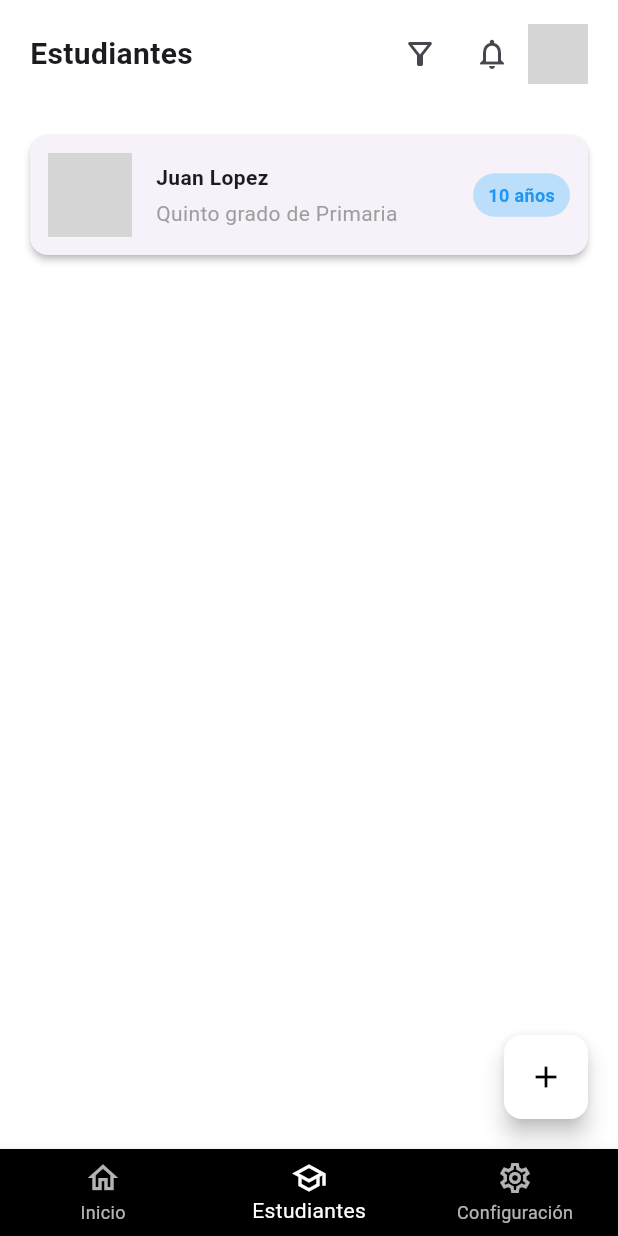
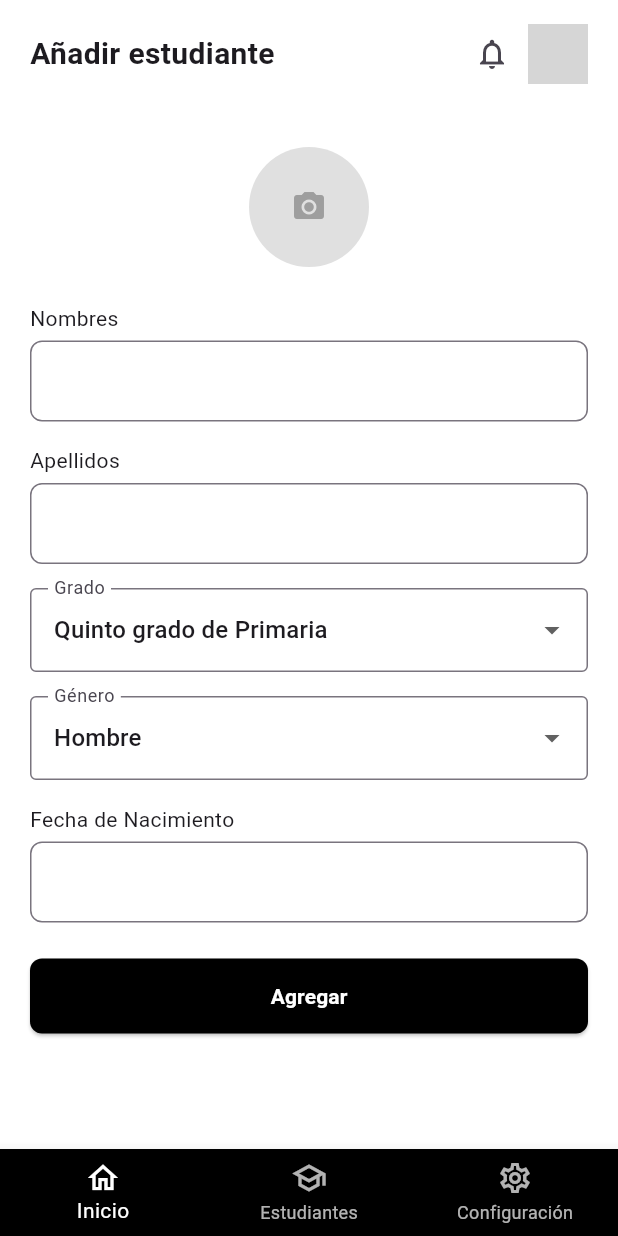
Before and after one commit to TP1202510024/MLTDAH-Frontend, a Flutter app: the MainLayout screen opened by its route, item 2 of the bottom bar chosen, after a tap on the "add" icon, on a phone screen of 412 x 824 dp. Run offline on Flutter 3.47's test engine with Material 3 defaults, Android fonts, the phone set to English and light mode, and no system bars; our stand-ins replace image_picker; grey boxes are pictures that could not be loaded.

Commit message:
feature/HU-13 registrar alumno

```diff
--- a/lib/screens/home/views/students_view.dart
+++ b/lib/screens/home/views/students_view.dart
@@ -1,4 +1,5 @@
 import 'package:flutter/material.dart';
+import '../../main_layout.dart';
 import '../widgets/student_card.dart';
 
 class StudentsView extends StatelessWidget {
@@ -29,7 +30,10 @@ class StudentsView extends StatelessWidget {
               borderRadius: BorderRadius.circular(12),
             ),
             onPressed: () {
-              // TODO: Abrir pantalla de agregar estudiante
+              final mainLayoutState = context.findAncestorStateOfType<MainLayoutState>();
+              mainLayoutState?.setState(() {
+                mainLayoutState.goTo(5);
+              });
             },
             child: const Icon(Icons.add),
           ),
--- a/lib/screens/main_layout.dart
+++ b/lib/screens/main_layout.dart
@@ -6,6 +6,7 @@ import 'home/views/home_view.dart';
 import 'home/views/notifications_view.dart';
 import 'home/views/students_view.dart';
 import 'user/edit_profile_view.dart';
+import 'student/add_student_view.dart';
 
 class MainLayout extends StatefulWidget {
   const MainLayout({super.key});
@@ -29,6 +30,7 @@ class MainLayoutState extends State<MainLayout> {
     ConfigView(),
     NotificationsView(),
     EditProfileView(),
+    AddStudentView(),
   ];
 
   @override
@@ -83,6 +85,8 @@ class MainLayoutState extends State<MainLayout> {
         return 'Notificaciones';
       case 4:
         return 'Editar perfil';
+      case 5:
+        return 'Añadir estudiante';
       default:
         return '';
     }
--- /dev/null
+++ b/lib/screens/student/add_student_view.dart
@@ -0,0 +1,130 @@
+import 'package:flutter/material.dart';
+import '../../../widgets/custom_text_field.dart';
+import '../../../widgets/custom_button.dart';
+import '../../widgets/profile_photo_picker.dart';
+import '../main_layout.dart';
+import 'dart:io';
+
+class AddStudentView extends StatefulWidget {
+  const AddStudentView({super.key});
+
+  @override
+  State<AddStudentView> createState() => _AddStudentViewState();
+}
+
+class _AddStudentViewState extends State<AddStudentView> {
+  int currentStep = 0;
+
+  final nameController = TextEditingController();
+  final lastNameController = TextEditingController();
+  final birthdateController = TextEditingController();
+
+  String selectedGrade = "Quinto grado de Primaria";
+  String selectedGender = "Hombre";
+  File? selectedImage;
+
+  final List<String> grades = [
+    "Primer grado de Primaria",
+    "Segundo grado de Primaria",
+    "Tercer grado de Primaria",
+    "Cuarto grado de Primaria",
+    "Quinto grado de Primaria",
+    "Sexto grado de Primaria",
+  ];
+
+  final List<String> genders = [
+    "Hombre",
+    "Mujer",
+    "Otro",
+  ];
+
+  void _submit() {
+    print("Estudiante: ${nameController.text} ${lastNameController.text}");
+    print("Grado: $selectedGrade, Género: $selectedGender");
+    print("Foto: ${selectedImage?.path}");
+    setState(() => currentStep = 1); // Mostrar éxito
+  }
+
+  void _goBackToStudents() {
+    final mainLayoutState = context.findAncestorStateOfType<MainLayoutState>();
+    mainLayoutState?.setState(() {
+      mainLayoutState.goTo(1);
+    });
+  }
+
+  @override
+  Widget build(BuildContext context) {
+    return ListView(
+      padding: const EdgeInsets.symmetric(horizontal: 20, vertical: 10),
+      children: [
+        const SizedBox(height: 16),
+
+        if (currentStep == 0) ...[
+          Center(
+            child: ProfilePhotoPicker(
+              onImageSelected: (image) {
+                setState(() {
+                  selectedImage = image;
+                });
+              },
+            ),
+          ),
+          const SizedBox(height: 24),
+          CustomTextField(label: "Nombres", controller: nameController),
+          const SizedBox(height: 16),
+          CustomTextField(label: "Apellidos", controller: lastNameController),
+          const SizedBox(height: 16),
+          DropdownButtonFormField<String>(
+            value: selectedGrade,
+            items: grades.map((grade) {
+              return DropdownMenuItem(value: grade, child: Text(grade));
+            }).toList(),
+            onChanged: (value) {
+              setState(() {
+                selectedGrade = value!;
+              });
+            },
+            decoration: const InputDecoration(
+              labelText: "Grado",
+              border: OutlineInputBorder(),
+            ),
+          ),
+          const SizedBox(height: 16),
+          DropdownButtonFormField<String>(
+            value: selectedGender,
+            items: genders.map((gender) {
+              return DropdownMenuItem(value: gender, child: Text(gender));
+            }).toList(),
+            onChanged: (value) {
+              setState(() {
+                selectedGender = value!;
+              });
+            },
+            decoration: const InputDecoration(
+              labelText: "Género",
+              border: OutlineInputBorder(),
+            ),
+          ),
+          const SizedBox(height: 16),
+          CustomTextField(label: "Fecha de Nacimiento", controller: birthdateController),
+          const SizedBox(height: 24),
+          CustomButton(text: "Agregar", onPressed: _submit),
+        ] else if (currentStep == 1) ...[
+          const SizedBox(height: 40),
+          const Icon(Icons.check_circle, color: Colors.green, size: 100),
+          const SizedBox(height: 24),
+          const Padding(
+            padding: EdgeInsets.symmetric(horizontal: 8.0),
+            child: Text(
+              "Estudiante agregado correctamente.",
+              textAlign: TextAlign.center,
+              style: TextStyle(fontSize: 16),
+            ),
+          ),
+          const SizedBox(height: 32),
+          CustomButton(text: "Regresar", onPressed: _goBackToStudents),
+        ],
+      ],
+    );
+  }
+}
```
